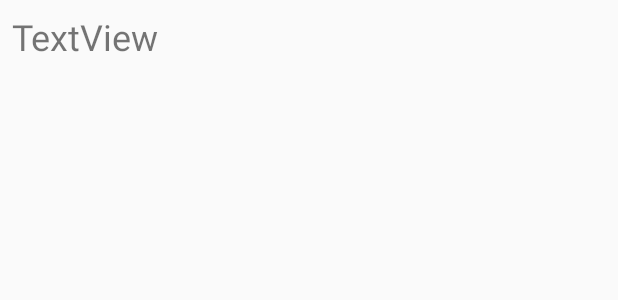
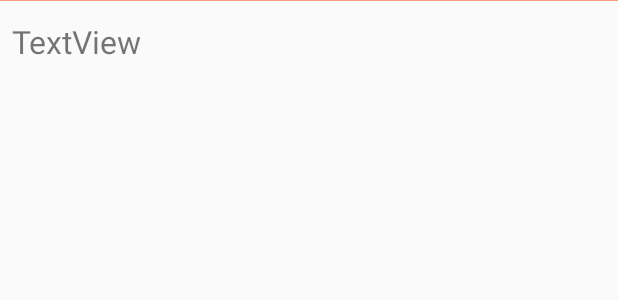
Before and after one commit to jjian4/SleepAlarm, an Android app: the layout phrases_row.xml on its own in the app's theme, with its tools: preview values and no code run, on a phone screen of 412 x 824 dp. Shown: the top 300 px of the screen. Run offline under Robolectric (Android 15) with nearby library versions, the light colour scheme and no system bars.

Commit message:
Alphabetized & capitalized list, Keyboard pushes view up, Colored list

```diff
--- a/app/src/main/AndroidManifest.xml
+++ b/app/src/main/AndroidManifest.xml
@@ -17,7 +17,7 @@
             </intent-filter>
         </activity>
         <activity android:name=".PhrasesActivity" />
-        <activity android:name=".AddPhraseActivity"></activity>
+        <activity android:name=".AddPhraseActivity" android:windowSoftInputMode="adjustResize"></activity>
     </application>
 
 </manifest>
--- a/app/src/main/java/jameskjiang/com/sleepreminders/AddPhraseActivity.kt
+++ b/app/src/main/java/jameskjiang/com/sleepreminders/AddPhraseActivity.kt
@@ -29,7 +29,7 @@ class AddPhraseActivity : AppCompatActivity() {
 
                 //Convert set to list to append, then convert back to set to send to shared preferences
                 val newSet = phrasesSet.toMutableList()
-                newSet.add(editText_new_phrase.text.toString())
+                newSet.add(editText_new_phrase.text.toString().capitalize())
                 phrasesSharedPreferences.setPhrasesSet(newSet.toMutableSet())
 
                 //Go back to PhrasesActivity
--- a/app/src/main/res/layout/activity_add_phrase.xml
+++ b/app/src/main/res/layout/activity_add_phrase.xml
@@ -18,6 +18,7 @@
         android:ems="10"
         android:hint="@string/add_phrase_editText_hint"
         android:inputType="textMultiLine"
+        android:textSize="24sp"
         app:layout_constraintEnd_toEndOf="parent"
         app:layout_constraintHorizontal_bias="0.0"
         app:layout_constraintStart_toStartOf="parent"
--- a/app/src/main/res/layout/phrases_row.xml
+++ b/app/src/main/res/layout/phrases_row.xml
@@ -14,9 +14,17 @@
         android:layout_marginRight="8dp"
         android:layout_marginStart="8dp"
         android:layout_marginTop="8dp"
+        android:paddingBottom="5dp"
+        android:paddingTop="5dp"
         android:text="TextView"
-        android:textSize="24sp"
+        android:textSize="21sp"
         app:layout_constraintEnd_toEndOf="parent"
         app:layout_constraintStart_toStartOf="parent"
         app:layout_constraintTop_toTopOf="parent" />
+
+    <View
+    android:layout_width="fill_parent"
+    android:layout_height="0.5dp"
+    android:background="@color/colorAccent" />
+
 </android.support.constraint.ConstraintLayout>
```
